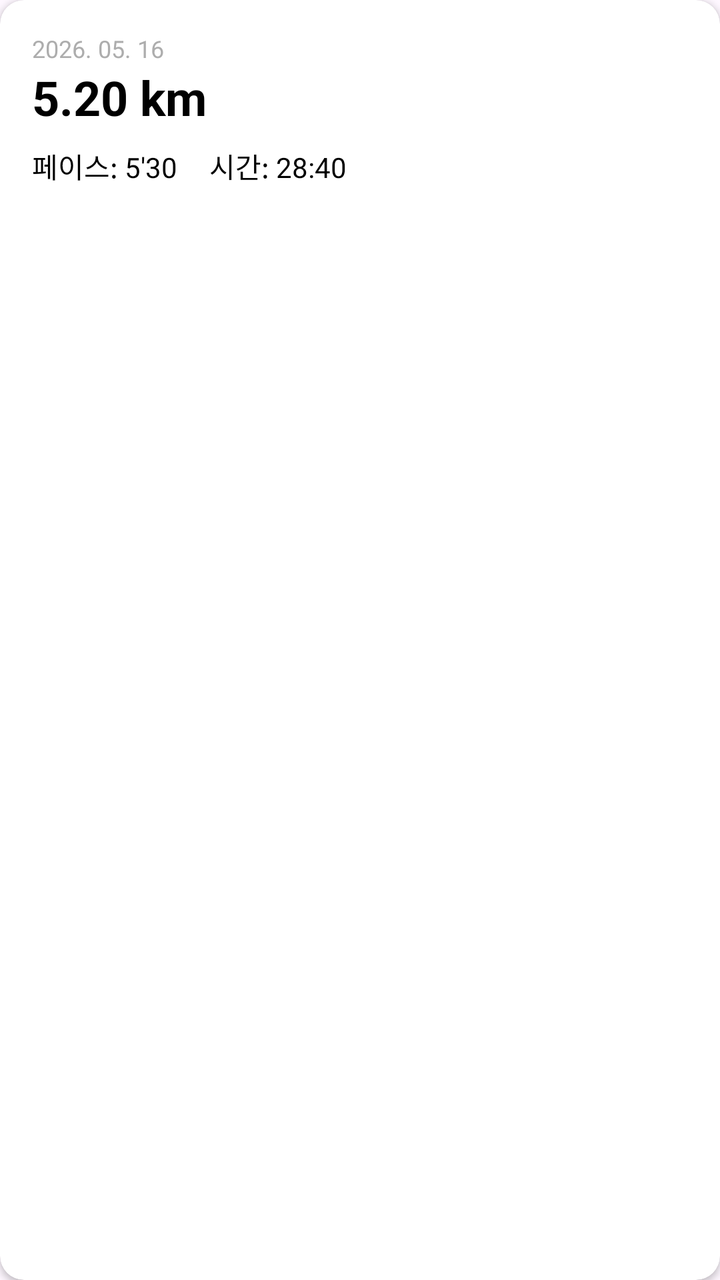
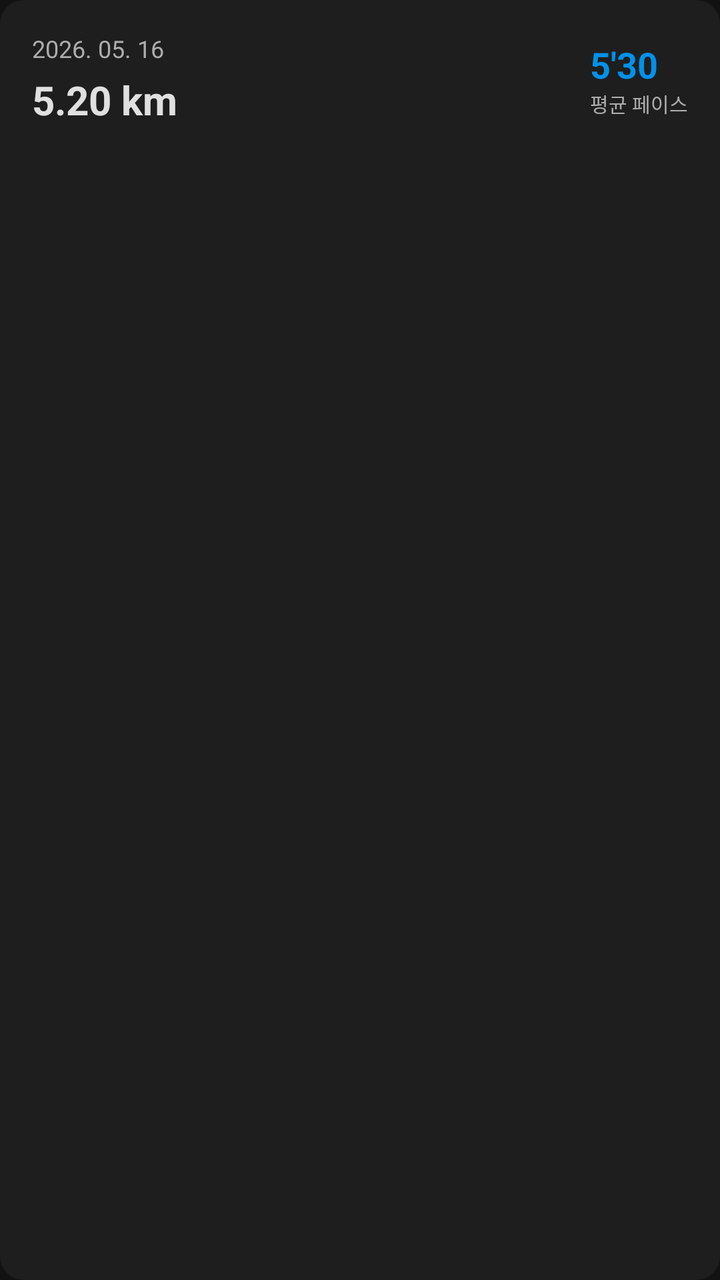

Before-and-after screenshots of an Android layout around one commit, followed by the original layout XML and the change that was made.
<!-- AndroidManifest.xml: application theme Theme.MakePaceTestVer -->
<!-- res/layout/item_run_history.xml -->
<?xml version="1.0" encoding="utf-8"?>
<androidx.cardview.widget.CardView xmlns:android="http://schemas.android.com/apk/res/android"
    xmlns:app="http://schemas.android.com/apk/res-auto"
    android:layout_width="match_parent"
    android:layout_height="wrap_content"
    android:layout_marginHorizontal="20dp"
    android:layout_marginVertical="8dp"
    app:cardCornerRadius="12dp"
    app:cardElevation="2dp">

    <LinearLayout
        android:layout_width="match_parent"
        android:layout_height="wrap_content"
        android:orientation="vertical"
        android:padding="16dp">

        <TextView
            android:id="@+id/tvDate"
            android:layout_width="wrap_content"
            android:layout_height="wrap_content"
            android:text="2026. 05. 16"
            android:textColor="#ADADAD"
            android:textSize="12sp" />

        <TextView
            android:id="@+id/tvDistance"
            android:layout_width="wrap_content"
            android:layout_height="wrap_content"
            android:text="5.20 km"
            android:textColor="#000000"
            android:textSize="24sp"
            android:textStyle="bold" />

        <LinearLayout
            android:layout_width="match_parent"
            android:layout_height="wrap_content"
            android:layout_marginTop="8dp"
            android:orientation="horizontal">

            <TextView
                android:id="@+id/tvPace"
                android:layout_width="wrap_content"
                android:layout_height="wrap_content"
                android:text="페이스: 5'30"
                android:textColor="#000000"
                android:textSize="14sp" />

            <TextView
                android:id="@+id/tvDuration"
                android:layout_width="wrap_content"
                android:layout_height="wrap_content"
                android:layout_marginStart="16dp"
                android:text="시간: 28:40"
                android:textColor="#000000"
                android:textSize="14sp" />
        </LinearLayout>
    </LinearLayout>
</androidx.cardview.widget.CardView>
<!-- resources referenced by this layout -->
<resources>
  <style name="Theme.MakePaceTestVer" parent="Base.Theme.MakePaceTestVer" />
  <style name="Base.Theme.MakePaceTestVer" parent="Theme.Material3.DayNight.NoActionBar">
          
          
      </style>
</resources>

<!-- the commit's change to res/layout/item_run_history.xml (unified diff, before → after) -->
@@ -6,53 +6,64 @@
     android:layout_marginHorizontal="20dp"
     android:layout_marginVertical="8dp"
     app:cardCornerRadius="12dp"
-    app:cardElevation="2dp">
+    app:cardElevation="0dp"
+    app:cardBackgroundColor="@color/dark_surface">
 
     <LinearLayout
         android:layout_width="match_parent"
         android:layout_height="wrap_content"
-        android:orientation="vertical"
+        android:orientation="horizontal"
         android:padding="16dp">
 
-        <TextView
-            android:id="@+id/tvDate"
-            android:layout_width="wrap_content"
+        <LinearLayout
+            android:layout_width="0dp"
             android:layout_height="wrap_content"
-            android:text="2026. 05. 16"
-            android:textColor="#ADADAD"
-            android:textSize="12sp" />
+            android:layout_weight="1"
+            android:orientation="vertical">
 
-        <TextView
-            android:id="@+id/tvDistance"
-            android:layout_width="wrap_content"
-            android:layout_height="wrap_content"
-            android:text="5.20 km"
-            android:textColor="#000000"
-            android:textSize="24sp"
-            android:textStyle="bold" />
+            <TextView
+                android:id="@+id/tvHistoryDate"
+                android:layout_width="wrap_content"
+                android:layout_height="wrap_content"
+                android:text="2026. 05. 16"
+                android:textColor="@color/text_secondary"
+                android:textSize="12sp" />
+
+            <TextView
+                android:id="@+id/tvHistoryDistance"
+                android:layout_width="wrap_content"
+                android:layout_height="wrap_content"
+                android:layout_marginTop="4dp"
+                android:text="5.20 km"
+                android:textColor="@color/text_primary"
+                android:textSize="20sp"
+                android:textStyle="bold" />
+        </LinearLayout>
 
         <LinearLayout
-            android:layout_width="match_parent"
-            android:layout_height="wrap_content"
-            android:layout_marginTop="8dp"
-            android:orientation="horizontal">
+            android:layout_width="wrap_content"
+            android:layout_height="match_parent"
+            android:gravity="center_vertical"
+            android:orientation="vertical">
 
             <TextView
-                android:id="@+id/tvPace"
+                android:id="@+id/tvHistoryPace"
                 android:layout_width="wrap_content"
                 android:layout_height="wrap_content"
-                android:text="페이스: 5'30"
-                android:textColor="#000000"
-                android:textSize="14sp" />
+                android:text="5'30"
+                android:textColor="@color/sea_blue"
+                android:textSize="18sp"
+                android:textStyle="bold"
+                android:gravity="end" />
 
             <TextView
-                android:id="@+id/tvDuration"
                 android:layout_width="wrap_content"
                 android:layout_height="wrap_content"
-                android:layout_marginStart="16dp"
-                android:text="시간: 28:40"
-                android:textColor="#000000"
-                android:textSize="14sp" />
+                android:text="평균 페이스"
+                android:textColor="@color/text_secondary"
+                android:textSize="10sp"
+                android:gravity="end" />
         </LinearLayout>
+
     </LinearLayout>
 </androidx.cardview.widget.CardView>
<!-- resource entries referenced after the edit -->
@@ -1,9 +1,18 @@
 <!-- resources referenced by this layout -->
 <resources>
+  <color name="dark_surface">#1E1E1E</color>
+  <color name="sea_blue">#0091EA</color>
+  <color name="text_primary">#E0E0E0</color>
+  <color name="text_secondary">#ADADAD</color>
   <style name="Theme.MakePaceTestVer" parent="Base.Theme.MakePaceTestVer" />
   <style name="Base.Theme.MakePaceTestVer" parent="Theme.Material3.DayNight.NoActionBar">
-          
-          
+          <item name="colorPrimary">@color/sea_blue</item>
+          <item name="android:windowBackground">@color/dark_background</item>
+          <item name="android:textColorPrimary">@color/text_primary</item>
+          <item name="android:textColorSecondary">@color/text_secondary</item>
+          <item name="android:navigationBarColor">@color/dark_surface</item>
+          <item name="android:statusBarColor">@color/dark_surface</item>
       </style>
+  <color name="dark_background">#121212</color>
 </resources>
 
